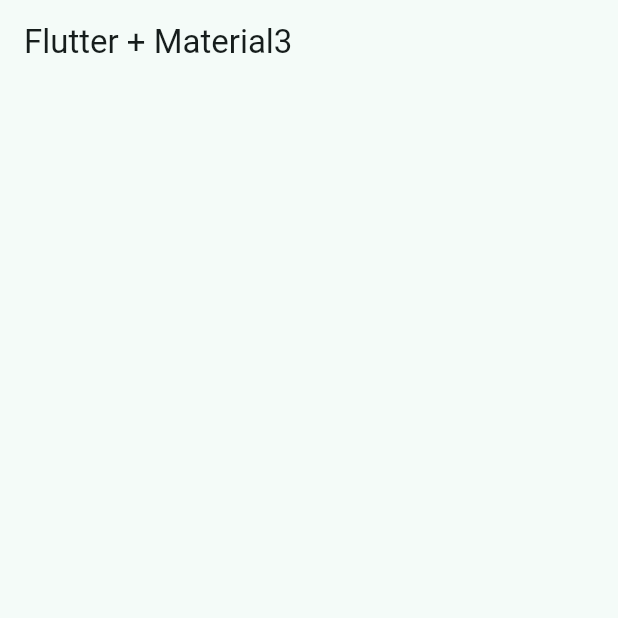
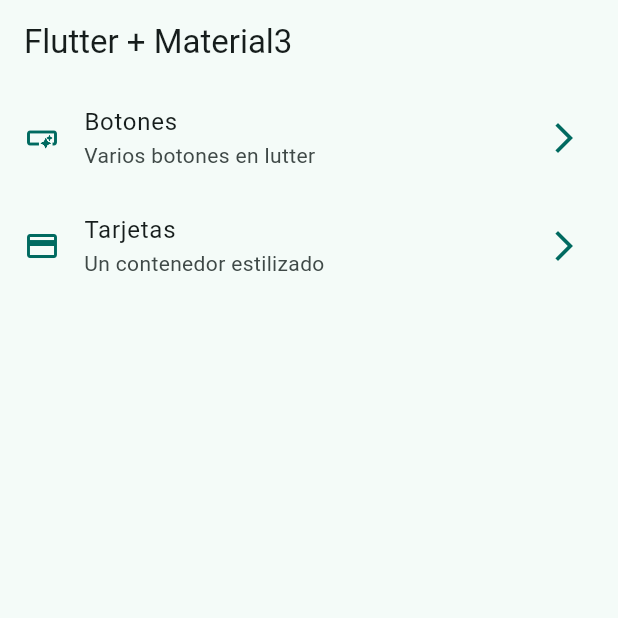
Before and after one commit to omarmontoys/widgets_app, a Flutter app: the screen it shows after launch, on a phone screen of 412 x 824 dp, the top half of it. Run offline on Flutter 3.47's test engine with Material 2 defaults, Android fonts, the phone set to English and light mode, and no system bars.

Commit message:
home screen implementado

```diff
--- a/lib/config/menu/menu_items.dart
+++ b/lib/config/menu/menu_items.dart
@@ -1,24 +1,24 @@
 import 'package:flutter/material.dart';
 
-class MenuItem {
+class MenuItems {
   final String title;
   final String description;
   final IconData icon;
   final String link;
-  MenuItem(
+  const MenuItems(
       {required this.title,
       required this.description,
       required this.icon,
       required this.link});
 }
 
-List<MenuItem> appMenuItems = <MenuItem>[
-  MenuItem(
+const appMenuItems = <MenuItems>[
+  MenuItems(
       title: 'Botones',
       description: 'Varios botones en lutter',
       icon: Icons.smart_button_outlined,
       link: '/'),
-  MenuItem(
+  MenuItems(
       title: 'Tarjetas',
       description: 'Un contenedor estilizado',
       icon: Icons.credit_card,
--- a/lib/presentation/screens/home/home_screen.dart
+++ b/lib/presentation/screens/home/home_screen.dart
@@ -1,4 +1,5 @@
 import 'package:flutter/material.dart';
+import 'package:widgets_app/config/menu/menu_items.dart';
 
 class HomeScreen extends StatelessWidget {
   const HomeScreen({super.key});
@@ -9,6 +10,46 @@ class HomeScreen extends StatelessWidget {
       appBar: AppBar(
         title: const Text('Flutter + Material3'),
       ),
+      body: _HomeView(),
     );
   }
 }
+
+class _HomeView extends StatelessWidget {
+  const _HomeView();
+
+  @override
+  Widget build(BuildContext context) {
+    appMenuItems;
+    return ListView.builder(
+        itemCount: appMenuItems.length,
+        itemBuilder: (context, index) {
+          final menuItem = appMenuItems[index];
+          return _CustomListTitle(menuItem: menuItem);
+        });
+  }
+}
+
+class _CustomListTitle extends StatelessWidget {
+  const _CustomListTitle({
+    required this.menuItem,
+  });
+
+  final MenuItems menuItem;
+
+  @override
+  Widget build(BuildContext context) {
+    final colors = Theme.of(context).colorScheme;
+    return ListTile(
+        leading: Icon(
+          menuItem.icon,
+          color: colors.primary,
+        ),
+        trailing: Icon(Icons.arrow_forward_ios_outlined, color: colors.primary),
+        title: Text(menuItem.title),
+        subtitle: Text(menuItem.description),
+        onTap: () {
+          //TODO: navegar a otra pantalla.
+        });
+  }
+}
```
